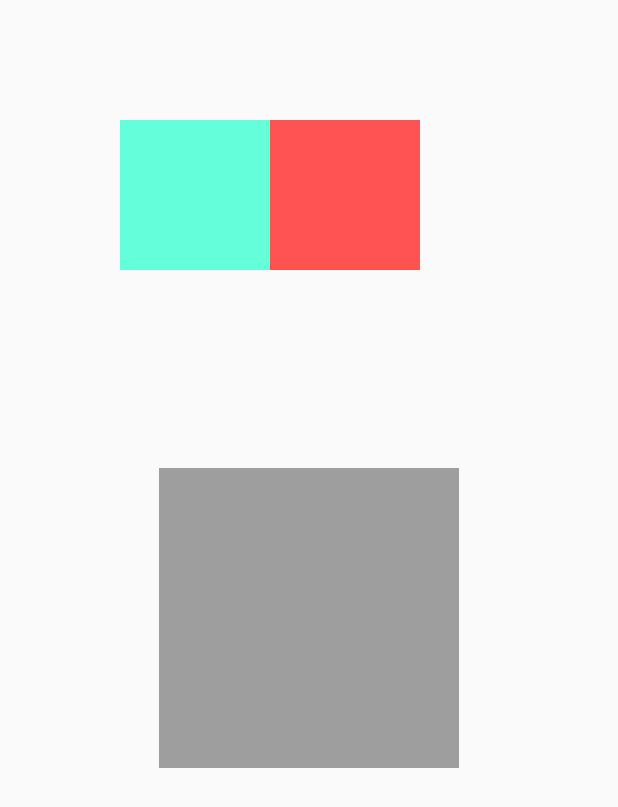
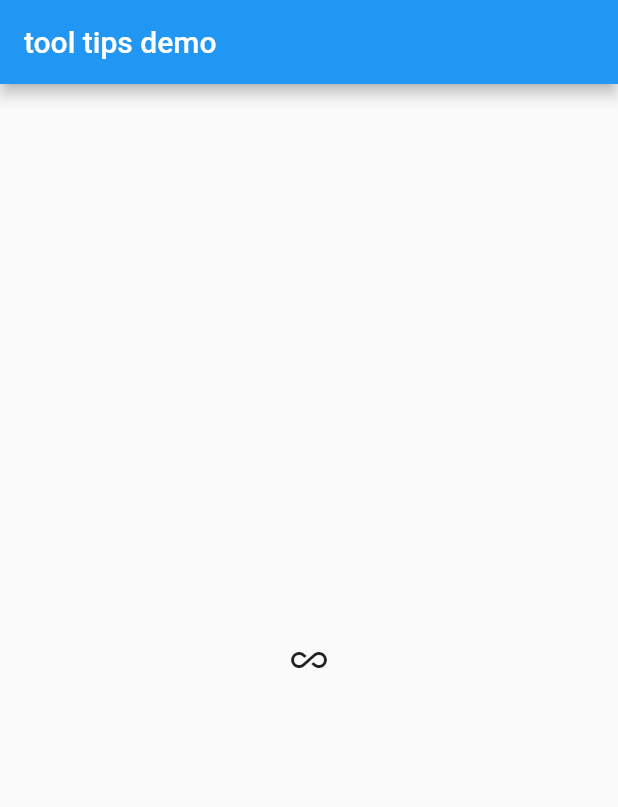
Before and after one commit to itxing666/flutter_demo2, a Flutter app: the screen it shows after launch, on a phone screen of 412 x 824 dp. Shown: the top 807 px of the screen. Run offline on Flutter 3.47's test engine with Material 2 defaults, Android fonts, the phone set to English and light mode, and no system bars.

Commit message:
ToolTipDemo

```diff
--- a/lib/main.dart
+++ b/lib/main.dart
@@ -9,6 +9,7 @@ import 'package:flutter_demo2/frosted_glass_demo.dart';
 import 'package:flutter_demo2/home_page.dart';
 import 'package:flutter_demo2/keep_alive_demo.dart';
 import 'package:flutter_demo2/search_bar_demo.dart';
+import 'package:flutter_demo2/tooltip_demo.dart';
 import 'package:flutter_demo2/wrap_demo.dart';
 
 void main() => runApp(MyApp());
@@ -32,7 +33,7 @@ class MyApp extends StatelessWidget {
         // is not restarted.
         primarySwatch: Colors.blue,
       ),
-      home: DraggableDemo(),
+      home: ToolTipDemo(),
     );
   }
 }
--- /dev/null
+++ b/lib/tooltip_demo.dart
@@ -0,0 +1,22 @@
+import 'package:flutter/material.dart';
+
+class ToolTipDemo extends StatelessWidget {
+  const ToolTipDemo({Key key}) : super(key: key);
+
+  @override
+  Widget build(BuildContext context) {
+    return Scaffold(
+      appBar: AppBar(
+        title: Text(
+          'tool tips demo'
+        ),
+      ),
+      body: Center(
+        child: Tooltip(
+          message: '不要碰我',
+          child: Icon(Icons.all_inclusive),
+        ),
+      )
+    );
+  }
+}
```
